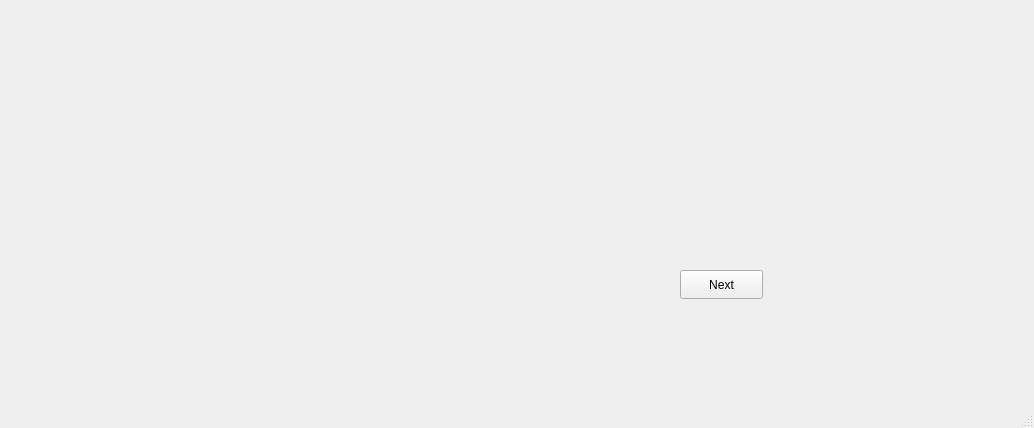
The window that mainwindow.ui (Tagallas/PlanAPP) describes before a commit, drawn with Qt 5.
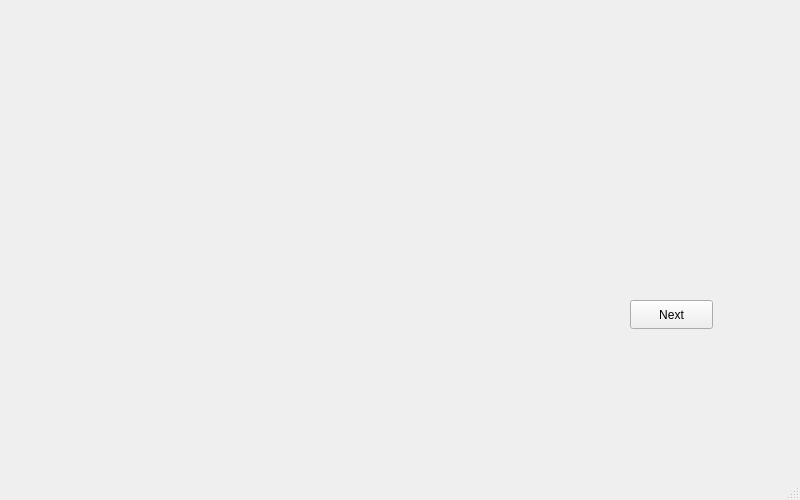
The same window after the commit.

Patch:
```diff
--- a/mainwindow.ui
+++ b/mainwindow.ui
@@ -6,8 +6,8 @@
    <rect>
     <x>0</x>
     <y>0</y>
-    <width>1034</width>
-    <height>428</height>
+    <width>800</width>
+    <height>500</height>
    </rect>
   </property>
   <property name="windowTitle">
@@ -15,10 +15,13 @@
   </property>
   <widget class="QWidget" name="centralwidget">
    <widget class="QPushButton" name="pushButton">
+    <property name="enabled">
+     <bool>true</bool>
+    </property>
     <property name="geometry">
      <rect>
-      <x>680</x>
-      <y>270</y>
+      <x>630</x>
+      <y>300</y>
       <width>83</width>
       <height>29</height>
      </rect>
```
Left out of the diff: 2 changed lines with no effect on the pictures.
